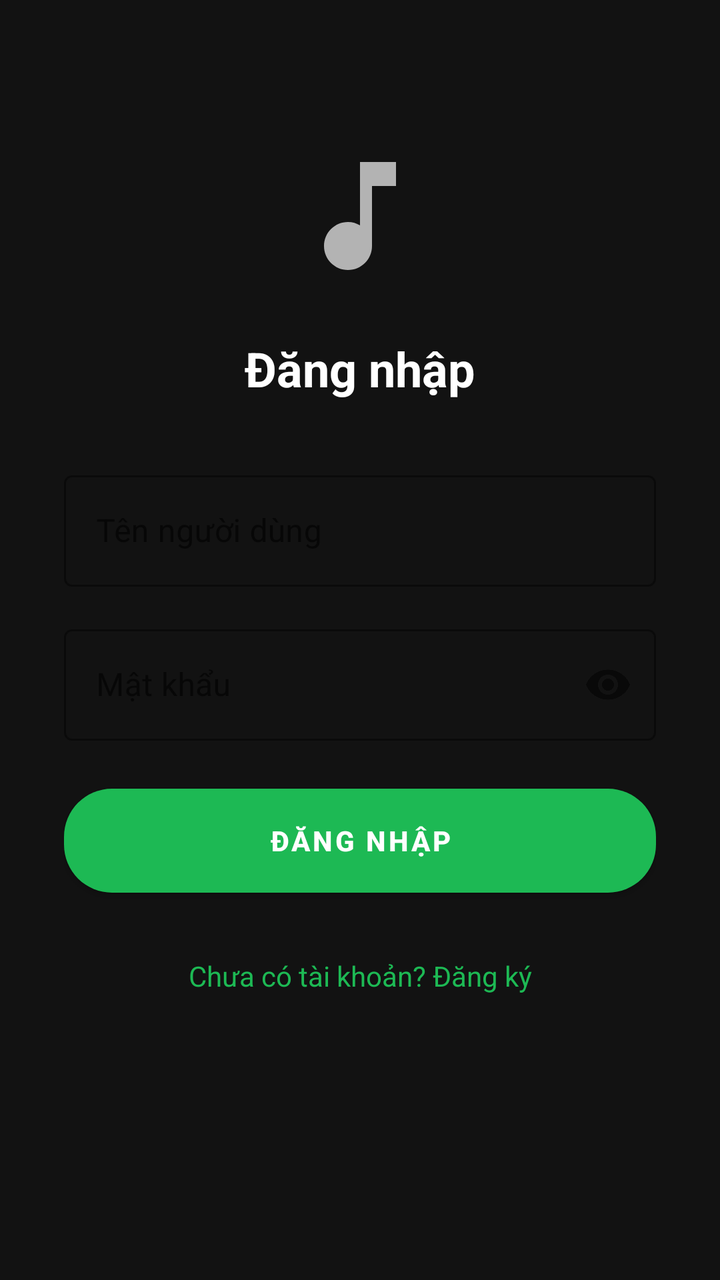
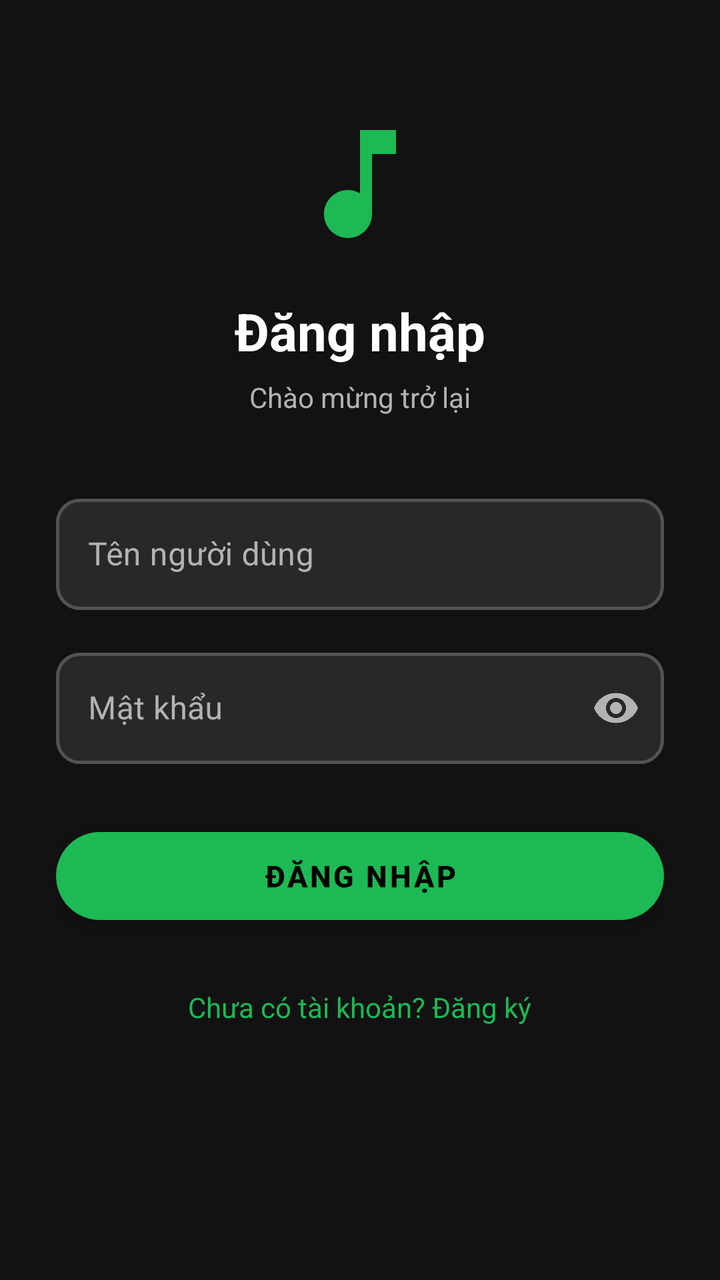

An Android layout rendered at two revisions. The XML below is the earlier revision; the diff shows what the commit changed to produce the second picture.
<!-- AndroidManifest.xml: application theme Theme.MusicStreamingApp -->
<!-- res/layout/activity_login.xml -->
<?xml version="1.0" encoding="utf-8"?>
<ScrollView
    xmlns:android="http://schemas.android.com/apk/res/android"
    xmlns:app="http://schemas.android.com/apk/res-auto"
    android:layout_width="match_parent"
    android:layout_height="match_parent"
    android:background="@color/bg_primary"
    android:fillViewport="true"
    android:fitsSystemWindows="true">

    <androidx.constraintlayout.widget.ConstraintLayout
        android:layout_width="match_parent"
        android:layout_height="wrap_content"
        android:padding="32dp">

        <ImageView
            android:id="@+id/iv_logo"
            android:layout_width="72dp"
            android:layout_height="72dp"
            android:src="@drawable/ic_music_note"
            app:layout_constraintEnd_toEndOf="parent"
            app:layout_constraintStart_toStartOf="parent"
            app:layout_constraintTop_toTopOf="parent"
            android:layout_marginTop="40dp"/>

        <TextView
            android:id="@+id/tv_title"
            android:layout_width="wrap_content"
            android:layout_height="wrap_content"
            android:text="@string/login"
            android:textColor="@color/accent_white"
            android:textSize="24sp"
            android:textStyle="bold"
            android:layout_marginTop="24dp"
            app:layout_constraintEnd_toEndOf="parent"
            app:layout_constraintStart_toStartOf="parent"
            app:layout_constraintTop_toBottomOf="@id/iv_logo"/>

        <com.google.android.material.textfield.TextInputLayout
            android:id="@+id/til_username"
            style="@style/Widget.MaterialComponents.TextInputLayout.OutlinedBox"
            android:layout_width="match_parent"
            android:layout_height="wrap_content"
            android:layout_marginTop="32dp"
            app:boxStrokeColor="@color/text_secondary"
            app:hintTextColor="@color/text_secondary"
            android:hint="@string/username"
            app:layout_constraintEnd_toEndOf="parent"
            app:layout_constraintStart_toStartOf="parent"
            app:layout_constraintTop_toBottomOf="@id/tv_title">

            <com.google.android.material.textfield.TextInputEditText
                android:id="@+id/et_username"
                android:layout_width="match_parent"
                android:layout_height="wrap_content"
                android:textColor="@color/accent_white"
                android:inputType="text"/>
        </com.google.android.material.textfield.TextInputLayout>

        <com.google.android.material.textfield.TextInputLayout
            android:id="@+id/til_password"
            style="@style/Widget.MaterialComponents.TextInputLayout.OutlinedBox"
            android:layout_width="match_parent"
            android:layout_height="wrap_content"
            android:layout_marginTop="16dp"
            app:boxStrokeColor="@color/text_secondary"
            app:hintTextColor="@color/text_secondary"
            android:hint="@string/password"
            app:passwordToggleEnabled="true"
            app:layout_constraintEnd_toEndOf="parent"
            app:layout_constraintStart_toStartOf="parent"
            app:layout_constraintTop_toBottomOf="@id/til_username">

            <com.google.android.material.textfield.TextInputEditText
                android:id="@+id/et_password"
                android:layout_width="match_parent"
                android:layout_height="wrap_content"
                android:textColor="@color/accent_white"
                android:inputType="textPassword"/>
        </com.google.android.material.textfield.TextInputLayout>

        <Button
            android:id="@+id/btn_login"
            android:layout_width="match_parent"
            android:layout_height="52dp"
            android:layout_marginTop="24dp"
            android:background="@drawable/bg_button_green"
            android:text="@string/login"
            android:textColor="@color/accent_white"
            android:textStyle="bold"
            android:textAllCaps="true"
            app:layout_constraintEnd_toEndOf="parent"
            app:layout_constraintStart_toStartOf="parent"
            app:layout_constraintTop_toBottomOf="@id/til_password"/>

        <ProgressBar
            android:id="@+id/progress_bar"
            android:layout_width="wrap_content"
            android:layout_height="wrap_content"
            android:visibility="gone"
            android:indeterminateTint="@color/spotify_green"
            app:layout_constraintEnd_toEndOf="parent"
            app:layout_constraintStart_toStartOf="parent"
            app:layout_constraintTop_toBottomOf="@id/btn_login"
            android:layout_marginTop="16dp"/>

        <TextView
            android:id="@+id/tv_register_link"
            android:layout_width="wrap_content"
            android:layout_height="wrap_content"
            android:text="@string/no_account"
            android:textColor="@color/spotify_green"
            android:layout_marginTop="24dp"
            android:padding="8dp"
            app:layout_constraintEnd_toEndOf="parent"
            app:layout_constraintStart_toStartOf="parent"
            app:layout_constraintTop_toBottomOf="@id/progress_bar"/>

    </androidx.constraintlayout.widget.ConstraintLayout>
</ScrollView>
<!-- resources referenced by this layout -->
<resources>
  <color name="accent_white">#FFFFFF</color>
  <color name="bg_primary">#121212</color>
  <color name="spotify_green">#1DB954</color>
  <color name="text_secondary">#B3B3B3</color>
  <!-- drawable bg_button_green (drawable) -->
  <?xml version="1.0" encoding="utf-8"?>
  <shape xmlns:android="http://schemas.android.com/apk/res/android"
      android:shape="rectangle">
      <corners android:radius="24dp" />
      <solid android:color="#1DB954" />
  </shape>
  <!-- drawable ic_music_note (drawable) -->
  <vector xmlns:android="http://schemas.android.com/apk/res/android"
      android:width="24dp"
      android:height="24dp"
      android:viewportWidth="24"
      android:viewportHeight="24">
      <path android:fillColor="#B3B3B3"
          android:pathData="M12,3v10.55c-0.59,-0.34 -1.27,-0.55 -2,-0.55 -2.21,0 -4,1.79 -4,4s1.79,4 4,4 4,-1.79 4,-4V7h4V3h-6z"/>
  </vector>
  <string name="login">Đăng nhập</string>
  <string name="no_account">Chưa có tài khoản? Đăng ký</string>
  <string name="password">Mật khẩu</string>
  <string name="username">Tên người dùng</string>
  <style name="Theme.MusicStreamingApp" parent="Theme.MaterialComponents.DayNight.NoActionBar">
          <item name="colorPrimary">@color/spotify_green</item>
          <item name="colorPrimaryDark">@color/bg_primary</item>
          <item name="colorAccent">@color/spotify_green</item>
          <item name="android:windowBackground">@color/bg_primary</item>
          <item name="android:statusBarColor">@color/bg_primary</item>
          <item name="android:navigationBarColor">@color/bg_elevated</item>
          <item name="android:textColor">@color/accent_white</item>
          <item name="android:windowDrawsSystemBarBackgrounds">true</item>
          <item name="android:windowLightStatusBar">false</item>
          <item name="android:windowTranslucentStatus">false</item>
          <item name="android:windowTranslucentNavigation">false</item>
          <item name="bottomNavigationStyle">@style/BottomNavStyle</item>
      </style>
  <color name="bg_elevated">#282828</color>
  <style name="BottomNavStyle" parent="Widget.MaterialComponents.BottomNavigationView">
          <item name="android:background">@color/bg_elevated</item>
          <item name="itemIconTint">@color/bottom_nav_tint</item>
          <item name="itemTextColor">@color/bottom_nav_tint</item>
      </style>
</resources>

<!-- the commit's change to res/layout/activity_login.xml (unified diff, before → after) -->
@@ -8,113 +8,117 @@
     android:fillViewport="true"
     android:fitsSystemWindows="true">
 
-    <androidx.constraintlayout.widget.ConstraintLayout
+    <LinearLayout
         android:layout_width="match_parent"
         android:layout_height="wrap_content"
-        android:padding="32dp">
+        android:orientation="vertical"
+        android:paddingHorizontal="28dp"
+        android:paddingTop="56dp"
+        android:paddingBottom="32dp">
 
+        
         <ImageView
             android:id="@+id/iv_logo"
             android:layout_width="72dp"
             android:layout_height="72dp"
+            android:layout_gravity="center_horizontal"
             android:src="@drawable/ic_music_note"
-            app:layout_constraintEnd_toEndOf="parent"
-            app:layout_constraintStart_toStartOf="parent"
-            app:layout_constraintTop_toTopOf="parent"
-            android:layout_marginTop="40dp"/>
+            android:tint="@color/spotify_green"/>
 
+        
         <TextView
             android:id="@+id/tv_title"
             android:layout_width="wrap_content"
             android:layout_height="wrap_content"
+            android:layout_gravity="center_horizontal"
+            android:layout_marginTop="20dp"
             android:text="@string/login"
             android:textColor="@color/accent_white"
-            android:textSize="24sp"
-            android:textStyle="bold"
-            android:layout_marginTop="24dp"
-            app:layout_constraintEnd_toEndOf="parent"
-            app:layout_constraintStart_toStartOf="parent"
-            app:layout_constraintTop_toBottomOf="@id/iv_logo"/>
+            android:textSize="26sp"
+            android:textStyle="bold"/>
 
+        
+        <TextView
+            android:layout_width="wrap_content"
+            android:layout_height="wrap_content"
+            android:layout_gravity="center_horizontal"
+            android:layout_marginTop="6dp"
+            android:text="Chào mừng trở lại"
+            android:textColor="@color/text_secondary"
+            android:textSize="14sp"/>
+
+        
         <com.google.android.material.textfield.TextInputLayout
             android:id="@+id/til_username"
-            style="@style/Widget.MaterialComponents.TextInputLayout.OutlinedBox"
+            style="@style/AuthTextInputLayout"
             android:layout_width="match_parent"
             android:layout_height="wrap_content"
-            android:layout_marginTop="32dp"
-            app:boxStrokeColor="@color/text_secondary"
-            app:hintTextColor="@color/text_secondary"
-            android:hint="@string/username"
-            app:layout_constraintEnd_toEndOf="parent"
-            app:layout_constraintStart_toStartOf="parent"
-            app:layout_constraintTop_toBottomOf="@id/tv_title">
+            android:layout_marginTop="36dp"
+            android:hint="@string/username">
 
             <com.google.android.material.textfield.TextInputEditText
                 android:id="@+id/et_username"
                 android:layout_width="match_parent"
                 android:layout_height="wrap_content"
-                android:textColor="@color/accent_white"
-                android:inputType="text"/>
+                android:inputType="text"
+                android:textColor="@color/accent_white"/>
         </com.google.android.material.textfield.TextInputLayout>
 
+        
         <com.google.android.material.textfield.TextInputLayout
             android:id="@+id/til_password"
-            style="@style/Widget.MaterialComponents.TextInputLayout.OutlinedBox"
+            style="@style/AuthTextInputLayout"
             android:layout_width="match_parent"
             android:layout_height="wrap_content"
             android:layout_marginTop="16dp"
-            app:boxStrokeColor="@color/text_secondary"
-            app:hintTextColor="@color/text_secondary"
             android:hint="@string/password"
-            app:passwordToggleEnabled="true"
-            app:layout_constraintEnd_toEndOf="parent"
-            app:layout_constraintStart_toStartOf="parent"
-            app:layout_constraintTop_toBottomOf="@id/til_username">
+            app:endIconMode="password_toggle"
+            app:endIconTint="@color/text_secondary">
 
             <com.google.android.material.textfield.TextInputEditText
                 android:id="@+id/et_password"
                 android:layout_width="match_parent"
                 android:layout_height="wrap_content"
-                android:textColor="@color/accent_white"
-                android:inputType="textPassword"/>
+                android:inputType="textPassword"
+                android:textColor="@color/accent_white"/>
         </com.google.android.material.textfield.TextInputLayout>
 
-        <Button
+        
+        <com.google.android.material.button.MaterialButton
             android:id="@+id/btn_login"
             android:layout_width="match_parent"
-            android:layout_height="52dp"
-            android:layout_marginTop="24dp"
-            android:background="@drawable/bg_button_green"
+            android:layout_height="56dp"
+            android:layout_marginTop="28dp"
             android:text="@string/login"
-            android:textColor="@color/accent_white"
+            android:textColor="@color/black"
+            android:textSize="15sp"
             android:textStyle="bold"
-            android:textAllCaps="true"
-            app:layout_constraintEnd_toEndOf="parent"
-            app:layout_constraintStart_toStartOf="parent"
-            app:layout_constraintTop_toBottomOf="@id/til_password"/>
+            android:letterSpacing="0.08"
+            app:backgroundTint="@color/spotify_green"
+            app:cornerRadius="28dp"
+            app:rippleColor="#33000000"/>
 
+        
         <ProgressBar
             android:id="@+id/progress_bar"
             android:layout_width="wrap_content"
             android:layout_height="wrap_content"
-            android:visibility="gone"
+            android:layout_gravity="center_horizontal"
+            android:layout_marginTop="16dp"
             android:indeterminateTint="@color/spotify_green"
-            app:layout_constraintEnd_toEndOf="parent"
-            app:layout_constraintStart_toStartOf="parent"
-            app:layout_constraintTop_toBottomOf="@id/btn_login"
-            android:layout_marginTop="16dp"/>
+            android:visibility="gone"/>
 
+        
         <TextView
             android:id="@+id/tv_register_link"
             android:layout_width="wrap_content"
             android:layout_height="wrap_content"
+            android:layout_gravity="center_horizontal"
+            android:layout_marginTop="20dp"
+            android:padding="8dp"
             android:text="@string/no_account"
             android:textColor="@color/spotify_green"
-            android:layout_marginTop="24dp"
-            android:padding="8dp"
-            app:layout_constraintEnd_toEndOf="parent"
-            app:layout_constraintStart_toStartOf="parent"
-            app:layout_constraintTop_toBottomOf="@id/progress_bar"/>
+            android:textSize="14sp"/>
 
-    </androidx.constraintlayout.widget.ConstraintLayout>
+    </LinearLayout>
 </ScrollView>
<!-- resource entries referenced after the edit -->
@@ -2,15 +2,9 @@
 <resources>
   <color name="accent_white">#FFFFFF</color>
   <color name="bg_primary">#121212</color>
+  <color name="black">#FF000000</color>
   <color name="spotify_green">#1DB954</color>
   <color name="text_secondary">#B3B3B3</color>
-  <!-- drawable bg_button_green (drawable) -->
-  <?xml version="1.0" encoding="utf-8"?>
-  <shape xmlns:android="http://schemas.android.com/apk/res/android"
-      android:shape="rectangle">
-      <corners android:radius="24dp" />
-      <solid android:color="#1DB954" />
-  </shape>
   <!-- drawable ic_music_note (drawable) -->
   <vector xmlns:android="http://schemas.android.com/apk/res/android"
       android:width="24dp"
@@ -24,6 +18,18 @@
   <string name="no_account">Chưa có tài khoản? Đăng ký</string>
   <string name="password">Mật khẩu</string>
   <string name="username">Tên người dùng</string>
+  <style name="AuthTextInputLayout" parent="Widget.MaterialComponents.TextInputLayout.OutlinedBox">
+          <item name="boxBackgroundColor">@color/bg_elevated</item>
+          <item name="boxStrokeColor">@color/field_stroke_color</item>
+          <item name="boxStrokeWidth">1.5dp</item>
+          <item name="hintTextColor">@color/field_hint_color</item>
+          <item name="android:textColorHint">@color/text_secondary</item>
+          <item name="endIconTint">@color/text_secondary</item>
+          <item name="boxCornerRadiusTopStart">12dp</item>
+          <item name="boxCornerRadiusTopEnd">12dp</item>
+          <item name="boxCornerRadiusBottomStart">12dp</item>
+          <item name="boxCornerRadiusBottomEnd">12dp</item>
+      </style>
   <style name="Theme.MusicStreamingApp" parent="Theme.MaterialComponents.DayNight.NoActionBar">
           <item name="colorPrimary">@color/spotify_green</item>
           <item name="colorPrimaryDark">@color/bg_primary</item>
